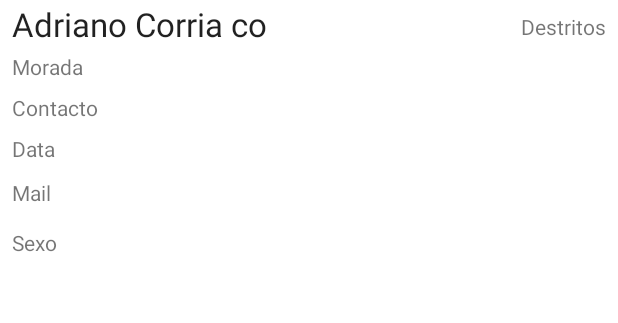
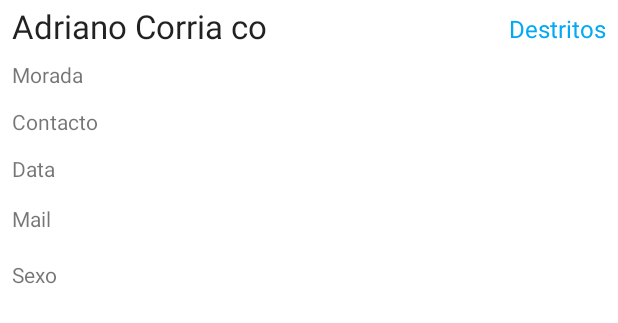
Before and after one commit to Adriano1995-meni/AppBdCovid, an Android app: the layout item_enfermeiros.xml on its own in the app's theme, with its tools: preview values and no code run, on a phone screen of 412 x 824 dp. Shown: the top 323 px of the screen. Run offline under Robolectric (Android 15) with nearby library versions, the phone set to English and light mode, and no system bars.

```diff
--- a/app/src/main/java/ar/adriano/apbdcovid2021/AdapterEnfermeiros.kt
+++ b/app/src/main/java/ar/adriano/apbdcovid2021/AdapterEnfermeiros.kt
@@ -37,7 +37,7 @@ class AdapterEnfermeiros (val fragment: ListaEnfermeirosFragment) : RecyclerView
 
         fun atualizaEnfermeiros(enfermeiro: Enfermeiro) {
 
-            val DataHoje =  SimpleDateFormat("dd/mm/yyyy",Locale.getDefault())
+            val DataHoje =  SimpleDateFormat("dd/MM/YYYY",Locale.getDefault())
 
             val datahoje= DataHoje.format(enfermeiro.data)
 
--- a/app/src/main/java/ar/adriano/apbdcovid2021/EditaEnfermeirosFragment.kt
+++ b/app/src/main/java/ar/adriano/apbdcovid2021/EditaEnfermeirosFragment.kt
@@ -58,7 +58,7 @@ class EditaEnfermeirosFragment : Fragment(), LoaderManager.LoaderCallbacks<Curso
         LoaderManager.getInstance(this)
                 .initLoader(NovoEnfermeiroFragment.ID_LOADER_MANAGER_DESTRITOS, null, this)
 
-        val DataHoje =  SimpleDateFormat("dd/mm/yyyy",Locale.getDefault())
+        val DataHoje =  SimpleDateFormat("dd/MM/YYYY",Locale.getDefault())
 
         val datahoje= DataHoje.format(DadosApp.enfermeiroSelecionado!!.data)
 
--- a/app/src/main/res/layout/item_enfermeiros.xml
+++ b/app/src/main/res/layout/item_enfermeiros.xml
@@ -3,7 +3,7 @@
     xmlns:app="http://schemas.android.com/apk/res-auto"
     xmlns:tools="http://schemas.android.com/tools"
     android:layout_width="match_parent"
-    android:layout_height="wrap_content"
+    android:layout_height="210dp"
     android:orientation="vertical">
 
     <TextView
@@ -11,7 +11,7 @@
         android:layout_width="0dp"
         android:layout_height="25dp"
         android:layout_margin="@dimen/margem_campos"
-        android:layout_marginTop="16dp"
+        android:layout_marginTop="8dp"
         android:layout_marginEnd="@dimen/margem_campos"
         android:layout_marginRight="@dimen/margem_campos"
         android:textAppearance="@style/TextAppearance.AppCompat.Large"
@@ -26,7 +26,7 @@
         android:id="@+id/textViewMorada"
         android:layout_width="wrap_content"
         android:layout_height="0dp"
-        android:layout_marginTop="@dimen/margem_campos"
+        android:layout_marginTop="12dp"
         app:layout_constraintStart_toStartOf="@+id/textViewNome"
         app:layout_constraintTop_toBottomOf="@+id/textViewNome"
         tools:text="Morada" />
@@ -35,16 +35,16 @@
         android:id="@+id/textViewContacto"
         android:layout_width="wrap_content"
         android:layout_height="0dp"
-        android:layout_marginTop="@dimen/margem_campos"
+        android:layout_marginTop="12dp"
         app:layout_constraintStart_toStartOf="@+id/textViewMorada"
         app:layout_constraintTop_toBottomOf="@+id/textViewMorada"
         tools:text="Contacto" />
 
     <TextView
         android:id="@+id/textViewEmail"
-        android:layout_width="53dp"
+        android:layout_width="wrap_content"
         android:layout_height="25dp"
-        android:layout_marginTop="@dimen/margem_campos"
+        android:layout_marginTop="12dp"
         android:textSize="14sp"
         app:layout_constraintStart_toStartOf="@+id/textViewData"
         app:layout_constraintTop_toBottomOf="@+id/textViewData"
@@ -54,7 +54,7 @@
         android:id="@+id/textViewSexo"
         android:layout_width="40dp"
         android:layout_height="20dp"
-        android:layout_marginTop="@dimen/margem_campos"
+        android:layout_marginTop="12dp"
         app:layout_constraintStart_toStartOf="@+id/textViewEmail"
         app:layout_constraintTop_toBottomOf="@+id/textViewEmail"
         tools:text="Sexo" />
@@ -66,15 +66,17 @@
         android:layout_marginTop="@dimen/margem_campos"
         android:layout_marginEnd="@dimen/margem_campos"
         android:layout_marginRight="@dimen/margem_campos"
+        android:textColor="#03A9F4"
+        android:textSize="16sp"
         app:layout_constraintEnd_toEndOf="parent"
         app:layout_constraintTop_toTopOf="parent"
         tools:text="Destritos" />
 
     <TextView
         android:id="@+id/textViewData"
-        android:layout_width="59dp"
+        android:layout_width="wrap_content"
         android:layout_height="21dp"
-        android:layout_marginTop="@dimen/margem_campos"
+        android:layout_marginTop="12dp"
         app:layout_constraintStart_toStartOf="@+id/textViewContacto"
         app:layout_constraintTop_toBottomOf="@+id/textViewContacto"
         tools:text="Data" />
```
Also changed, not shown: 1 other file.
